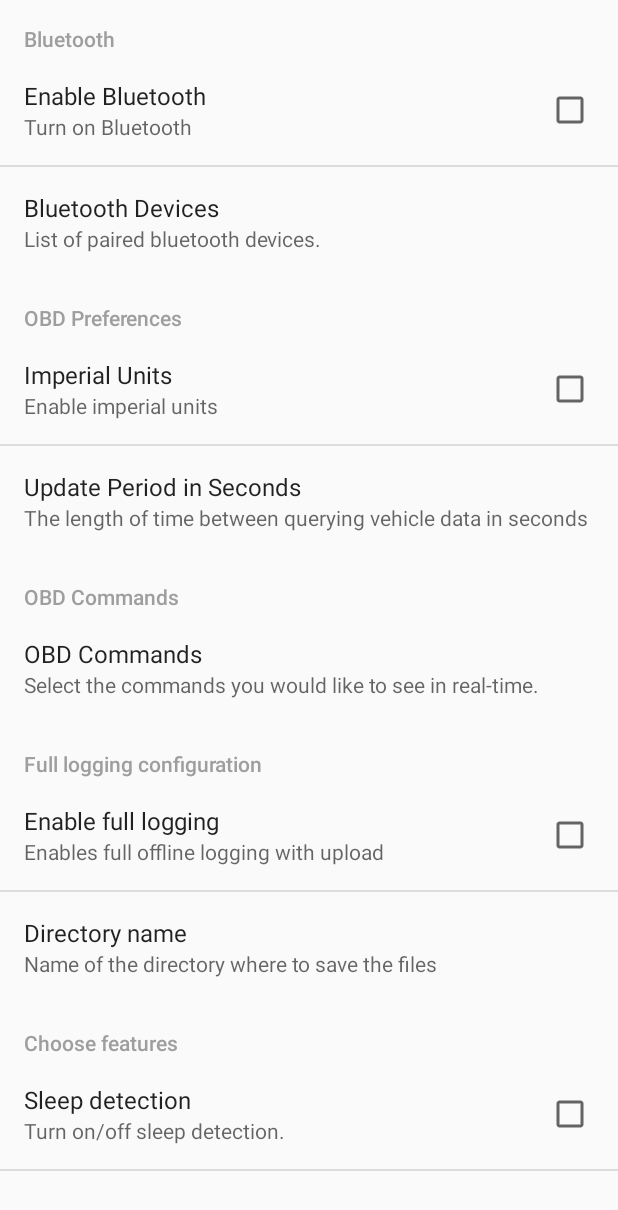
After one commit to teodor-hristov/Driverify, an Android app: the Preferences screen opened directly, with no data from a screen before it, on a phone screen of 412 x 824 dp. The commit adds this screen. Shown: the top 1210 px of the screen. Run offline under Robolectric (Android 15) with nearby library versions, the phone set to English and light mode, and no system bars.

Commit message:
Add preferences, need to remove automatic connection(its working faulty)

```diff
--- a/app/src/main/AndroidManifest.xml
+++ b/app/src/main/AndroidManifest.xml
@@ -45,7 +45,7 @@
                 <category android:name="android.intent.category.LAUNCHER" />
             </intent-filter>
         </activity>
-        <activity android:name=".settings.Settings"
+        <activity android:name=".settings.Preferences"
             android:parentActivityName=".Drive"/>
         <activity android:name=".TroubleCodes"
             android:parentActivityName=".Home"/>
@@ -54,7 +54,6 @@
             android:configChanges="orientation|keyboardHidden|screenSize"
             android:label="@string/title_activity_fullscreen"
             android:theme="@style/FullscreenTheme" />
-
     </application>
 
 </manifest>
--- a/app/src/main/java/com/demotxt/droidsrce/homedashboard/Drive.java
+++ b/app/src/main/java/com/demotxt/droidsrce/homedashboard/Drive.java
@@ -20,8 +20,6 @@ import android.app.Activity;
 import android.app.ActivityManager;
 import android.app.AlertDialog;
 import android.app.Dialog;
-import android.app.Service;
-import android.bluetooth.BluetoothAdapter;
 import android.content.BroadcastReceiver;
 import android.content.Context;
 import android.content.DialogInterface;
@@ -39,7 +37,7 @@ import android.widget.Toast;
 import androidx.appcompat.app.AppCompatActivity;
 import androidx.core.app.ActivityCompat;
 
-import com.demotxt.droidsrce.homedashboard.settings.Settings;
+import com.demotxt.droidsrce.homedashboard.settings.Preferences;
 import com.demotxt.droidsrce.homedashboard.ui.camera.CameraSourcePreview;
 import com.demotxt.droidsrce.homedashboard.ui.camera.GraphicOverlay;
 import com.google.android.gms.common.ConnectionResult;
@@ -106,7 +104,6 @@ public final class Drive extends AppCompatActivity {
         appContext = getApplicationContext();
         mPreview = findViewById(R.id.preview);
         mGraphicOverlay = findViewById(R.id.faceOverlay);
-
         mRpmText = findViewById(R.id.rpmValue);
         mSpeedText = findViewById(R.id.speedometerValue);
         mEngineLoad = findViewById(R.id.engineLoadValue);
@@ -162,7 +159,6 @@ public final class Drive extends AppCompatActivity {
             //mObdInfoTextView.setVisibility(View.VISIBLE);
             isRegistered = true;
             String action = intent.getAction();
-
             if (action.equals(ACTION_OBD_CONNECTED)) {
                 String connectionStatusMsg = intent.getStringExtra(ObdReaderService.INTENT_EXTRA_DATA);
                 makeToast(connectionStatusMsg);
@@ -259,12 +255,18 @@ public final class Drive extends AppCompatActivity {
     public boolean onCreateOptionsMenu(Menu menu) {
         getMenuInflater().inflate(R.menu.main, menu);
         return super.onCreateOptionsMenu(menu);
+
     }
 
     @Override
     public boolean onOptionsItemSelected(MenuItem item) {
-        if(item.getItemId() == R.id.driveSettings){
-            startActivity(new Intent(this.getApplicationContext(), Settings.class));
+       switch (item.getItemId()){
+        case R.id.driveSettings:
+            startActivity(new Intent(this.getApplicationContext(), Preferences.class));
+            break;
+           case R.id.live_data:
+               makeToast("TODO: Make connection not automaticly, need to choose device and than to connect!");
+               break;
         }
         return super.onOptionsItemSelected(item);
     }
--- a/app/src/main/java/com/demotxt/droidsrce/homedashboard/TroubleCodes.java
+++ b/app/src/main/java/com/demotxt/droidsrce/homedashboard/TroubleCodes.java
@@ -2,6 +2,8 @@ package com.demotxt.droidsrce.homedashboard;
 
 import android.app.ActivityManager;
 import android.content.BroadcastReceiver;
+import android.content.ClipData;
+import android.content.ClipboardManager;
 import android.content.Context;
 import android.content.Intent;
 import android.content.IntentFilter;
@@ -15,28 +17,25 @@ import android.widget.Toast;
 import androidx.annotation.Nullable;
 import androidx.appcompat.app.AppCompatActivity;
 
-import com.demotxt.droidsrce.homedashboard.settings.Settings;
-import com.github.pires.obd.commands.SpeedCommand;
-import com.sohrab.obd.reader.obdCommand.ObdCommand;
-import com.sohrab.obd.reader.obdCommand.ObdConfiguration;
+import com.github.pires.obd.commands.protocol.ResetTroubleCodesCommand;
 import com.sohrab.obd.reader.obdCommand.control.TroubleCodesCommand;
-import com.sohrab.obd.reader.obdCommand.engine.RPMCommand;
 import com.sohrab.obd.reader.service.ObdReaderService;
-import com.sohrab.obd.reader.trip.TripRecord;
 
 import java.util.ArrayList;
-import java.util.Arrays;
 
 import static com.sohrab.obd.reader.constants.DefineObdReader.ACTION_OBD_CONNECTED;
 import static com.sohrab.obd.reader.constants.DefineObdReader.ACTION_READ_OBD_REAL_TIME_DATA;
 
 public class TroubleCodes extends AppCompatActivity {
     private static final String TAG = "Trouble codes: ";
+    private static final int CODE_LEN = 4;
 
     private IntentFilter intentFilter;
     private TextView codes;
     private ArrayList<String> mAllCodes;
     private Intent ObdService;
+    private ClipboardManager mClipManager;
+
     private boolean isRegistered = false;
 
     @Override
@@ -48,6 +47,7 @@ public class TroubleCodes extends AppCompatActivity {
         codes = findViewById(R.id.troubleCodesId);
         ObdService = new Intent(this, ObdReaderService.class);
         mAllCodes = new ArrayList<>();
+        mClipManager = (ClipboardManager) getSystemService(CLIPBOARD_SERVICE);
 
         //Obd command array
         //ObdConfiguration.setmObdCommands(this, null); //for executing all commands
@@ -99,10 +99,23 @@ public class TroubleCodes extends AppCompatActivity {
     public boolean onOptionsItemSelected(MenuItem item) {
         switch (item.getItemId()){
             case R.id.clearCodes:
-                //TODO: Clear codes
+                //TODO: Test if clear codes is working
+                if(codes.getText().length() > CODE_LEN || codes.getText() != null)
+                {
+                    try{
+                        new ResetTroubleCodesCommand();
+                        makeToast(getString(R.string.dtc_cleared));
+                        codes.setText("" + getDTC());
+                    }catch (Exception e){
+
+                    }
+                }
                 break;
             case R.id.copyCodes:
-                //TODO: Copy to clipboard codes
+                //Copy to clipboard
+                if(codes.getText() != null || codes.getText().length() < 3)
+                copyToClipboard(codes.getText().toString());
+
                 break;
             case R.id.saveCodes:
                 //TODO: Save codes
@@ -129,7 +142,7 @@ public class TroubleCodes extends AppCompatActivity {
 
                 if (connectionStatusMsg.equals(getString(R.string.obd_connected))) {//OBD connected  do what want after OBD connection
                     makeToast(getString(R.string.obd_connected));
-                    codes.setText("" + new TroubleCodesCommand().getFormattedResult());
+                    codes.setText("" + getDTC());
 
                 } else if (connectionStatusMsg.equals(getString(R.string.connect_lost))) {//OBD disconnected  do what want after OBD disconnection
                     makeToast(getString(R.string.connect_lost));
@@ -157,4 +170,18 @@ public class TroubleCodes extends AppCompatActivity {
         }
         return false;
     }
+
+    private void copyToClipboard(String text){
+        ClipData clipData = ClipData.newPlainText(TAG, text);
+        mClipManager.setPrimaryClip(clipData);
+        makeToast(getString(R.string.dtc_copied));
+    }
+    public String getDTC(){
+        String troubleCodes = new TroubleCodesCommand().getFormattedResult();
+       if(troubleCodes == null || troubleCodes.length() < CODE_LEN){
+           return getString(R.string.no_dtc);
+       }else{
+           return troubleCodes;
+       }
+    }
 }
--- /dev/null
+++ b/app/src/main/java/com/demotxt/droidsrce/homedashboard/settings/Preferences.java
@@ -0,0 +1,29 @@
+package com.demotxt.droidsrce.homedashboard.settings;
+
+import android.os.Bundle;
+import android.preference.Preference;
+import android.preference.PreferenceActivity;
+
+import androidx.annotation.Nullable;
+import androidx.appcompat.app.AppCompatActivity;
+
+import com.demotxt.droidsrce.homedashboard.R;
+
+public class Preferences extends PreferenceActivity implements Preference.OnPreferenceChangeListener {
+
+    @Override
+    protected void onCreate(@Nullable Bundle savedInstanceState) {
+        super.onCreate(savedInstanceState);
+        addPreferencesFromResource(R.xml.preferences);
+    }
+
+    @Override
+    public boolean onPreferenceChange(Preference preference, Object o) {
+        return false;
+    }
+
+    @Override
+    public void onPointerCaptureChanged(boolean hasCapture) {
+
+    }
+}
--- a/app/src/main/java/com/demotxt/droidsrce/homedashboard/settings/Settings.java
+++ /dev/null
@@ -1,17 +0,0 @@
-package com.demotxt.droidsrce.homedashboard.settings;
-
-import android.os.Bundle;
-
-import androidx.annotation.Nullable;
-import androidx.appcompat.app.AppCompatActivity;
-
-import com.demotxt.droidsrce.homedashboard.R;
-
-public class Settings extends AppCompatActivity {
-
-    @Override
-    protected void onCreate(@Nullable Bundle savedInstanceState) {
-        super.onCreate(savedInstanceState);
-        setContentView(R.layout.activity_settings);
-    }
-}
--- a/app/src/main/res/menu/main.xml
+++ b/app/src/main/res/menu/main.xml
@@ -7,6 +7,9 @@
         android:title="@string/settings_dialog"
         app:showAsAction="ifRoom">
         <menu>
+            <item android:id="@+id/live_data"
+                android:title="@string/live_data"
+                app:showAsAction="never"/>
             <item android:id="@+id/driveSettings"
                 android:title="@string/settings_dialog"
                 app:showAsAction="never"/>
--- a/app/src/main/res/values/colors.xml
+++ b/app/src/main/res/values/colors.xml
@@ -15,6 +15,7 @@
 <!--    \/ new color gamma-->
     <color name="primary">#607D8B</color>
     <color name="primary_dark">#455A64</color>
+    <color name="red_preferences">#8B0000</color>
     <color name="primary_light">#CFD8DC</color>
     <color name="accent">#9E9E9E</color>
     <color name="primary_text">#212121</color>
--- a/app/src/main/res/values/strings.xml
+++ b/app/src/main/res/values/strings.xml
@@ -38,11 +38,78 @@
     <string name="obd_connected">OBD Connected</string>
     <string name="connect_lost">Connect Lost</string>
     <string name="engineRunningTip">You need running engine if you want to view car info!</string>
+    <string name="live_data">Start live data!</string>
 
 <!--    DTCs-->
     <string name="clear_codes">Clear DTCs</string>
     <string name="copy_codes">Copy DTCs</string>
     <string name="save_codes">Save DTCs</string>
+    <string name="dtc_copied">DTCs are now copied to clipboard!</string>
+    <string name="dtc_cleared">DTCs are cleared now!</string>
+    <string name="no_dtc">There is no DTCs stored in your vehicle!</string>
+
+
+<!--    PREFERENCES-->
+    <string name="title_pref_features">Choose features</string>
+    <string name="pref_pedestrian_detection">Pedestrian detection.</string>
+    <string name="pref_pedestrian_detection_summary">Turn on/off pedestrian detection.</string>
+    <string name="pref_sleep_detection">Sleep detection</string>
+    <string name="pref_sleep_detection_summary">Turn on/off sleep detection.</string>
+    <string name="pref_black_box">Sleep detection</string>
+    <string name="pref_black_box_summary">Turn on/off sleep detection.</string>
+    <string name="pref_upload_category_title">Data Upload</string>
+    <string name="pref_upload_category" translatable="false">upload_category</string>
+    <string name="pref_gps_category" translatable="false">gps_category</string>
+    <string name="title_pref_obd">OBD Preferences</string>
+    <string name="title_pref_commands">OBD Commands</string>
+    <string name="title_pref_bluetooth" translatable="false">Bluetooth</string>
+    <string name="title_pref_gps" translatable="false">GPS</string>
+    <string name="pref_upload_title">Enable Data Upload</string>
+    <string name="pref_upload_summaryOff">Enable http data upload</string>
+    <string name="pref_upload_summaryOn">Disable http data upload</string>
+    <string name="pref_upload_url_title">Upload URL</string>
+    <string name="pref_upload_url_summary">POST URL that will accept real-time data</string>
+    <string name="pref_vehicle_id_title">Vehicle ID</string>
+    <string name="pref_vehicle_id_summary">Optional unique id of this vehicle, used with uploaded data</string>
+    <string name="pref_bluetooth_title">Enable Bluetooth</string>
+    <string name="pref_bluetooth_summaryOff">Turn on Bluetooth</string>
+    <string name="pref_bluetooth_summaryOn">Turn off Bluetooth</string>
+    <string name="pref_bluetooth_list_devices_summary">List of paired bluetooth devices.</string>
+    <string name="pref_bluetooth_list_devices_title">Bluetooth Devices</string>
+    <string name="pref_gps_category_title">Enable GPS</string>
+    <string name="pref_gps_category_summaryOff">Turn on GPS</string>
+    <string name="pref_gps_category_summaryOn">Turn off GPS</string>
+    <string name="pref_gps_update_period_title">Update Period in Seconds</string>
+    <string name="pref_gps_update_period_summary">The length of time between querying new position in seconds</string>
+    <string name="pref_gps_distance_period_title">Update Period in Meters</string>
+    <string name="pref_gps_distance_period_summary">Min Distance between location updates, in meters</string>
+    <string name="pref_obd_protocols_title">OBD Protocol</string>
+    <string name="pref_obd_protocols_summary">Select OBD Protocol to use</string>
+    <string name="pref_imperial_units_title">Imperial Units</string>
+    <string name="pref_imperial_units_summaryOff">Enable imperial units</string>
+    <string name="pref_imperial_units_summaryOn">Go back to metric units</string>
+    <string name="pref_obd_update_period_title">Update Period in Seconds</string>
+    <string name="pref_obd_update_period_summary">The length of time between querying vehicle data in seconds</string>
+    <string name="pref_max_fuel_econ_title">Maximum Fuel Economy Value</string>
+    <string name="pref_max_fuel_econ_summary">Any fuel economy values larger than this will be thrown out</string>
+    <string name="pref_volumetric_efficiency_dialog_title">Volumetric Efficiency (eg 0.85)</string>
+    <string name="pref_volumetric_efficiency_summary">Used for fuel economy on vehicles without MAF sensor</string>
+    <string name="pref_volumetric_efficiency_title">Volumetric Efficiency</string>
+    <string name="pref_engine_displacement_title">Engine Displacement (liters)</string>
+    <string name="pref_engine_displacement_summary">Used for fuel economy on vehicles without MAF sensor</string>
+    <string name="pref_reader_config_title">Reader Config Commands</string>
+    <string name="pref_reader_config_summary">Commands to configure bluetooth reader, separate with new line</string>
+    <string name="title_pref_commands_summary">Select the commands you would like to see in real-time.</string>
+    <string name="title_pref_commands_title">OBD Commands</string>
+    <string name="title_pref_full_logging"> Full logging configuration </string>
+    <string name="pref_enable_full_logging_summary"> Enables full offline logging with upload</string>
+    <string name="pref_enable_full_logging_title"> Enable full logging </string>
+    <string name="default_dirname_full_logging">OBDReaderLogs</string>
+    <string name="pref_dirname_dialogTitle">Choose the name of the directory to save the logs</string>
+    <string name="pref_dirname_title">Directory name</string>
+    <string name="pref_dirname_summary">Name of the directory where to save the files</string>
+    <string name="pref_dev_email_title">Developer Email</string>
+    <string name="pref_dev_email_summary">Logs will be emailed to this address</string>
 
     <string name="title_activity_fullscreen">FullscreenActivity</string>
     <string name="dummy_button">Dummy Button</string>
--- /dev/null
+++ b/app/src/main/res/xml/preferences.xml
@@ -0,0 +1,150 @@
+<?xml version="1.0" encoding="utf-8"?>
+<PreferenceScreen xmlns:android="http://schemas.android.com/apk/res/android">
+<!--    <PreferenceCategory-->
+<!--        android:key="@string/pref_upload_category"-->
+<!--        android:title="@string/pref_upload_category_title">-->
+<!--        <CheckBoxPreference-->
+<!--            android:defaultValue="false"-->
+<!--            android:dialogTitle="@string/pref_upload_title"-->
+<!--            android:key="upload_data_preference"-->
+<!--            android:summaryOff="@string/pref_upload_summaryOff"-->
+<!--            android:summaryOn="@string/pref_upload_summaryOn"-->
+<!--            android:title="@string/pref_upload_title" />-->
+<!--        <EditTextPreference-->
+<!--            android:defaultValue="http://www.example.com/obd/get_data.php"-->
+<!--            android:dialogTitle="@string/pref_upload_url_title"-->
+<!--            android:key="upload_url_preference"-->
+<!--            android:summary="@string/pref_upload_url_summary"-->
+<!--            android:title="@string/pref_upload_url_title" />-->
+<!--        <EditTextPreference-->
+<!--            android:defaultValue=""-->
+<!--            android:dialogTitle="@string/pref_vehicle_id_title"-->
+<!--            android:key="vehicle_id_preference"-->
+<!--            android:summary="@string/pref_vehicle_id_summary"-->
+<!--            android:title="@string/pref_vehicle_id_title" />-->
+<!--    </PreferenceCategory>-->
+    <PreferenceCategory android:title="@string/title_pref_bluetooth">
+        <CheckBoxPreference
+            android:defaultValue="false"
+            android:dialogTitle="@string/pref_bluetooth_title"
+            android:key="enable_bluetooth_preference"
+            android:summaryOff="@string/pref_bluetooth_summaryOff"
+            android:summaryOn="@string/pref_bluetooth_summaryOn"
+            android:title="@string/pref_bluetooth_title" />
+        <ListPreference
+            android:dialogTitle="@string/pref_bluetooth_list_devices_title"
+            android:key="bluetooth_list_preference"
+            android:summary="@string/pref_bluetooth_list_devices_summary"
+            android:title="@string/pref_bluetooth_list_devices_title" />
+    </PreferenceCategory>
+<!--    <PreferenceCategory-->
+<!--        android:key="@string/pref_gps_category"-->
+<!--        android:title="@string/title_pref_gps">-->
+<!--        <CheckBoxPreference-->
+<!--            android:defaultValue="false"-->
+<!--            android:dialogTitle="@string/pref_gps_category_title"-->
+<!--            android:key="enable_gps_preference"-->
+<!--            android:summaryOff="@string/pref_gps_category_summaryOff"-->
+<!--            android:summaryOn="@string/pref_gps_category_summaryOn"-->
+<!--            android:title="@string/pref_gps_category_title" />-->
+<!--        <EditTextPreference-->
+<!--            android:defaultValue="1"-->
+<!--            android:dialogTitle="@string/pref_gps_update_period_title"-->
+<!--            android:key="gps_update_period_preference"-->
+<!--            android:summary="@string/pref_gps_update_period_summary"-->
+<!--            android:title="@string/pref_gps_update_period_title" />-->
+<!--        <EditTextPreference-->
+<!--            android:defaultValue="5"-->
+<!--            android:dialogTitle="@string/pref_gps_distance_period_title"-->
+<!--            android:key="gps_distance_period_preference"-->
+<!--            android:summary="@string/pref_gps_distance_period_summary"-->
+<!--            android:title="@string/pref_gps_distance_period_title" />-->
+<!--    </PreferenceCategory>-->
+    <PreferenceCategory android:title="@string/title_pref_obd">
+<!--        <ListPreference-->
+<!--            android:defaultValue="AUTO"-->
+<!--            android:dialogTitle="@string/pref_obd_protocols_title"-->
+<!--            android:key="obd_protocols_preference"-->
+<!--            android:summary="@string/pref_obd_protocols_summary"-->
+<!--            android:title="@string/pref_obd_protocols_title" />-->
+        <CheckBoxPreference
+            android:defaultValue="false"
+            android:dialogTitle="@string/pref_imperial_units_title"
+            android:key="imperial_units_preference"
+            android:summaryOff="@string/pref_imperial_units_summaryOff"
+            android:summaryOn="@string/pref_imperial_units_summaryOn"
+            android:title="@string/pref_imperial_units_title" />
+        <EditTextPreference
+            android:defaultValue="4"
+            android:dialogTitle="@string/pref_obd_update_period_title"
+            android:key="obd_update_period_preference"
+            android:summary="@string/pref_obd_update_period_summary"
+            android:title="@string/pref_obd_update_period_title" />
+<!--        <EditTextPreference-->
+<!--            android:defaultValue="70"-->
+<!--            android:dialogTitle="@string/pref_max_fuel_econ_title"-->
+<!--            android:key="max_fuel_econ_preference"-->
+<!--            android:summary="@string/pref_max_fuel_econ_summary"-->
+<!--            android:title="@string/pref_max_fuel_econ_title" />-->
+<!--        <EditTextPreference-->
+<!--            android:defaultValue=".85"-->
+<!--            android:dialogTitle="@string/pref_volumetric_efficiency_dialog_title"-->
+<!--            android:key="volumetric_efficiency_preference"-->
+<!--            android:summary="@string/pref_volumetric_efficiency_summary"-->
+<!--            android:title="@string/pref_volumetric_efficiency_title" />-->
+<!--        <EditTextPreference-->
+<!--            android:defaultValue="1.6"-->
+<!--            android:dialogTitle="@string/pref_engine_displacement_title"-->
+<!--            android:key="engine_displacement_preference"-->
+<!--            android:summary="@string/pref_engine_displacement_summary"-->
+<!--            android:title="@string/pref_engine_displacement_title" />-->
+<!--        <EditTextPreference-->
+<!--            android:defaultValue="atsp0\natz"-->
+<!--            android:dialogTitle="@string/pref_reader_config_title"-->
+<!--            android:key="reader_config_preference"-->
+<!--            android:summary="@string/pref_reader_config_summary"-->
+<!--            android:title="@string/pref_reader_config_title" />-->
+<!--        <EditTextPreference-->
+<!--            android:defaultValue=""-->
+<!--            android:dialogTitle="@string/pref_dev_email_title"-->
+<!--            android:key="dev_email"-->
+<!--            android:summary="@string/pref_dev_email_summary"-->
+<!--            android:title="@string/pref_dev_email_title"/>-->
+    </PreferenceCategory>
+    <PreferenceCategory android:title="@string/title_pref_commands">
+        <PreferenceScreen
+            android:key="obd_commands_screen"
+            android:summary="@string/title_pref_commands_summary"
+            android:title="@string/title_pref_commands_title"/>
+    </PreferenceCategory>
+    <PreferenceCategory android:title="@string/title_pref_full_logging">
+        <CheckBoxPreference
+            android:defaultValue="false"
+            android:key="enable_full_logging"
+            android:summary="@string/pref_enable_full_logging_summary"
+            android:title="@string/pref_enable_full_logging_title"/>
+        <EditTextPreference
+            android:defaultValue="@string/default_dirname_full_logging"
+            android:dialogTitle="@string/pref_dirname_dialogTitle"
+            android:key="dirname_full_logging"
+            android:summary="@string/pref_dirname_summary"
+            android:title="@string/pref_dirname_title" />
+    </PreferenceCategory>
+    <PreferenceCategory android:title="@string/title_pref_features">
+        <CheckBoxPreference
+            android:defaultValue="false"
+            android:key="sleep_detection"
+            android:summary="@string/pref_sleep_detection_summary"
+            android:title="@string/pref_sleep_detection"/>
+<!--        <CheckBoxPreference-->
+<!--            android:defaultValue="false"-->
+<!--            android:key="pedestrian_detection"-->
+<!--            android:summary="@string/pref_pedestrian_detection_summary"-->
+<!--            android:title="@string/pref_pedestrian_detection"/>-->
+<!--        <CheckBoxPreference-->
+<!--            android:defaultValue="false"-->
+<!--            android:key="black_box"-->
+<!--            android:summary="@string/pref_black_box_summary"-->
+<!--            android:title="@string/pref_black_box"/>-->
+    </PreferenceCategory>
+</PreferenceScreen>
```
